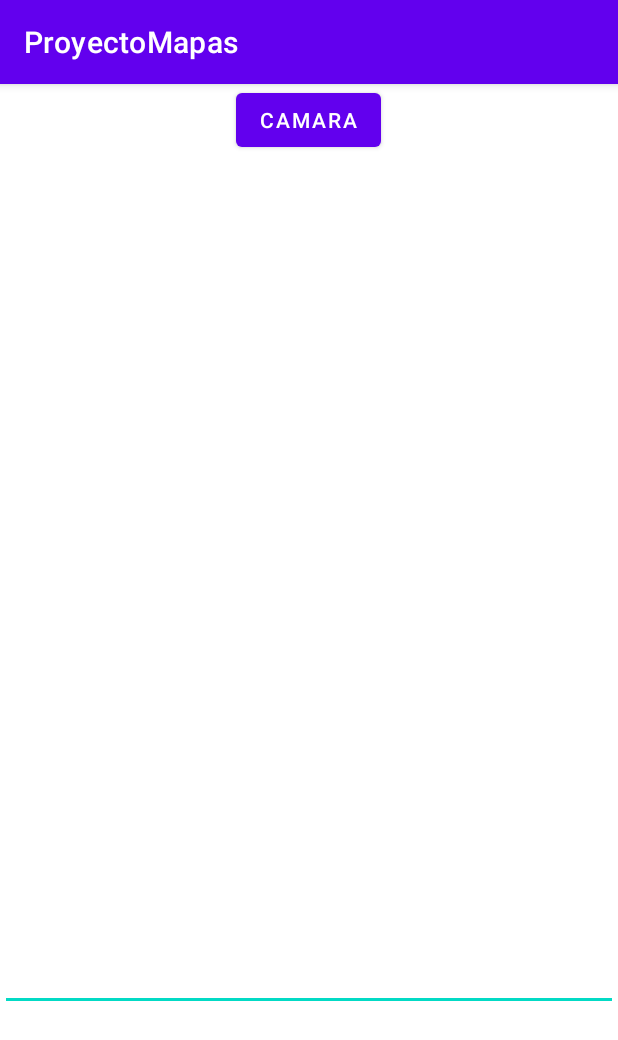
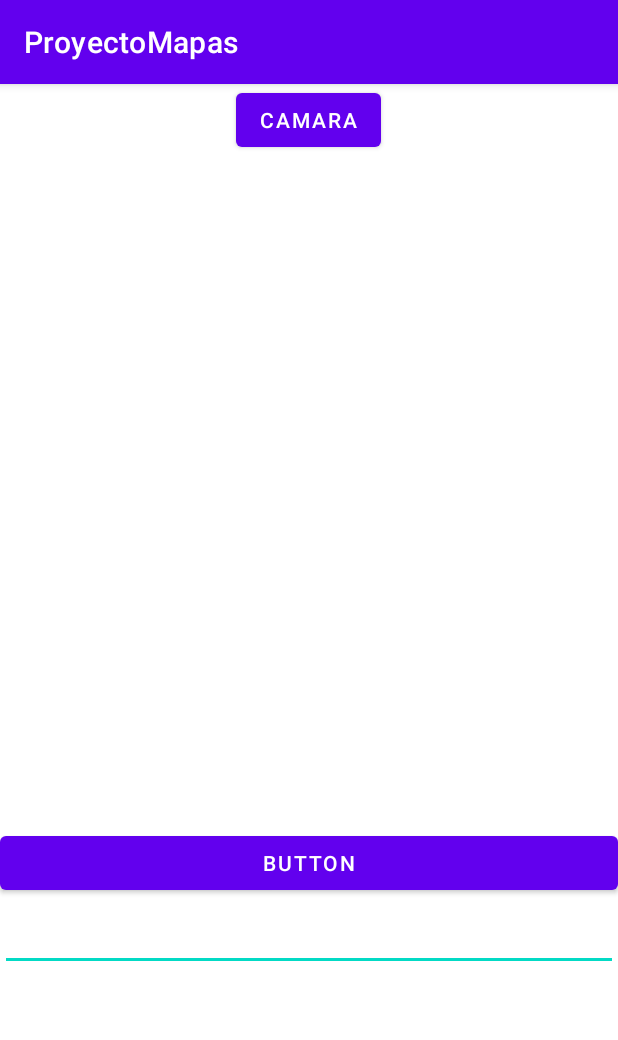
Before and after one commit to cmorenorosales/ProyectoMapas, an Android app: the screen it shows after launch (Camara), after a tap on "CAMARA", on a phone screen of 412 x 824 dp. Shown: the top 1040 px of the screen. Run offline under Robolectric (Android 15) with nearby library versions, the phone set to English and light mode, and no system bars; our stand-ins replace Firebase (no records; nobody signed in at launch, a user with empty details on screens opened directly).

Commit message:
Descargar y mostrar fotos

```diff
--- a/app/build.gradle
+++ b/app/build.gradle
@@ -39,6 +39,10 @@ dependencies {
     // https://firebase.google.com/docs/android/setup#available-libraries
     implementation platform('com.google.firebase:firebase-bom:29.0.4')
     implementation 'com.google.firebase:firebase-storage-ktx'
+
+    implementation 'com.github.bumptech.glide:glide:3.7.0'
+
+
 }
 
 android {
@@ -86,6 +90,7 @@ dependencies {
     testImplementation 'junit:junit:4.13.2'
     androidTestImplementation 'androidx.test.ext:junit:1.1.3'
     androidTestImplementation 'androidx.test.espresso:espresso-core:3.4.0'
+
 }
 repositories {
     mavenCentral()
--- a/app/src/main/java/com/example/proyectomapas/Camara.kt
+++ b/app/src/main/java/com/example/proyectomapas/Camara.kt
@@ -1,7 +1,9 @@
 package com.example.proyectomapas
+
 
 import android.content.Intent
 import android.graphics.Bitmap
+import android.graphics.BitmapFactory
 import androidx.appcompat.app.AppCompatActivity
 import android.os.Bundle
 import android.provider.MediaStore
@@ -13,25 +15,31 @@ import com.google.firebase.ktx.Firebase
 import com.google.firebase.storage.ktx.storage
 import com.google.firebase.storage.ktx.storageMetadata
 import java.io.ByteArrayOutputStream
+import com.google.firebase.storage.ktx.component1
+import com.google.firebase.storage.ktx.component2
 
 class Camara : AppCompatActivity() {
 
     lateinit var btnCamara : Button
+    lateinit var btnImagen : Button
     lateinit var imgView : ImageView
     lateinit var tituloImg : EditText
 
     val storage = Firebase.storage("gs://proyectomapas-f8be8.appspot.com")
     var storageRef = storage.reference
     var imagesRef = storageRef.child("images")
-    //al path = spaceRef.path
+
+    //val path = spaceRef.path
     //val name = spaceRef.name
 
     override fun onCreate(savedInstanceState: Bundle?) {
         super.onCreate(savedInstanceState)
         setContentView(R.layout.activity_camara)
         btnCamara = findViewById(R.id.btnCamara)
+        btnImagen = findViewById(R.id.Imagen)
         imgView = findViewById(R.id.imageView)
         btnCamara.setOnClickListener(View.OnClickListener { abrirCamara() })
+        btnImagen.setOnClickListener(View.OnClickListener { buscarImagenes() })
         tituloImg = findViewById(R.id.NombreImagen)
     }
 
@@ -42,8 +50,35 @@ class Camara : AppCompatActivity() {
         }
     }
 
+    private fun buscarImagenes() {
+        // You'll need to import com.google.firebase.storage.ktx.component1 and
+        // com.google.firebase.storage.ktx.component2
+        imagesRef.listAll()
+            .addOnSuccessListener { (items, prefixes) ->
+                prefixes.forEach { prefix ->
+                    // All the prefixes under listRef.
+                    // You may call listAll() recursively on them.
+                }
+
+                items.forEach { item ->
+                        var patata=storage.getReferenceFromUrl(item.toString())
+                        val ONE_MEGABYTE: Long = 10024 * 10024
+
+                        patata.getBytes(ONE_MEGABYTE).addOnSuccessListener{
+                            d->
+                            imgView!!.setImageBitmap(BitmapFactory.decodeByteArray(d,0,d.size))
+                        }
+                }
+            }
+            .addOnFailureListener {
+                // Uh-oh, an error occurred!
+            }
+    }
+
     override fun onActivityResult(requestCode: Int, resultCode: Int, data: Intent?) {
         super.onActivityResult(requestCode, resultCode, data)
+        imagesRef = storageRef.child("images")
+
         if (requestCode == 1 && resultCode == RESULT_OK) {
             val extras = data!!.extras
             val imgBitmap = extras!!["data"] as Bitmap?
--- a/app/src/main/res/layout/activity_camara.xml
+++ b/app/src/main/res/layout/activity_camara.xml
@@ -16,7 +16,13 @@
     <ImageView
         android:id="@+id/imageView"
         android:layout_width="match_parent"
-        android:layout_height="522dp" />
+        android:layout_height="447dp" />
+
+    <Button
+        android:id="@+id/Imagen"
+        android:layout_width="match_parent"
+        android:layout_height="wrap_content"
+        android:text="Button" />
 
     <EditText
         android:id="@+id/NombreImagen"
@@ -26,4 +32,5 @@
         android:inputType="textPersonName"
         android:minHeight="48dp"
         tools:ignore="SpeakableTextPresentCheck" />
+
 </LinearLayout>
```
